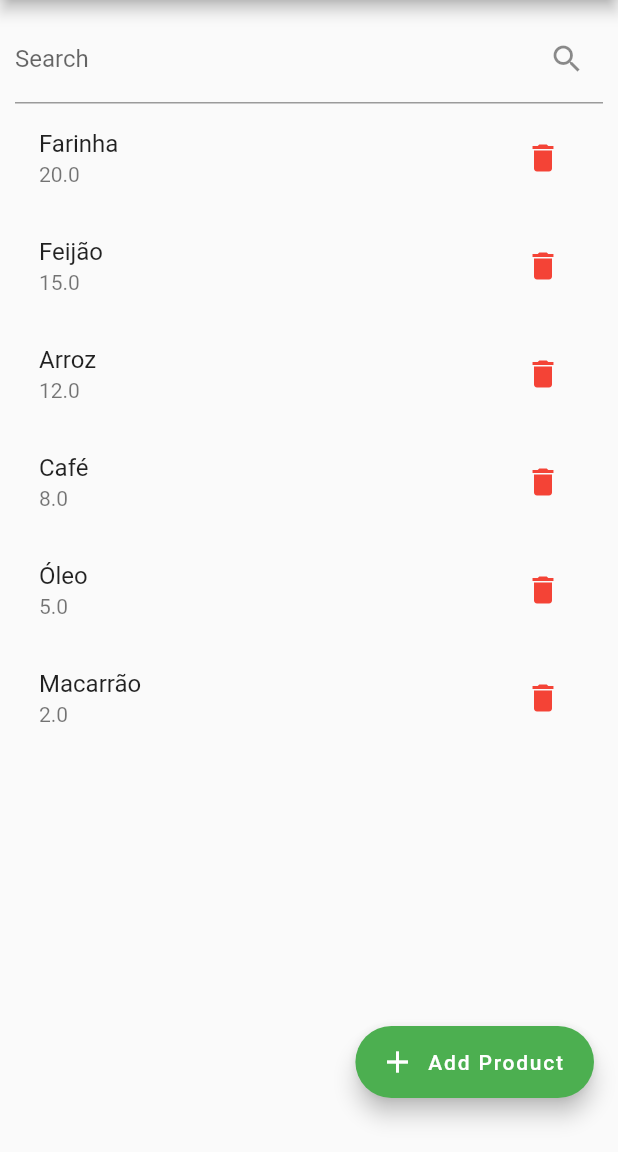
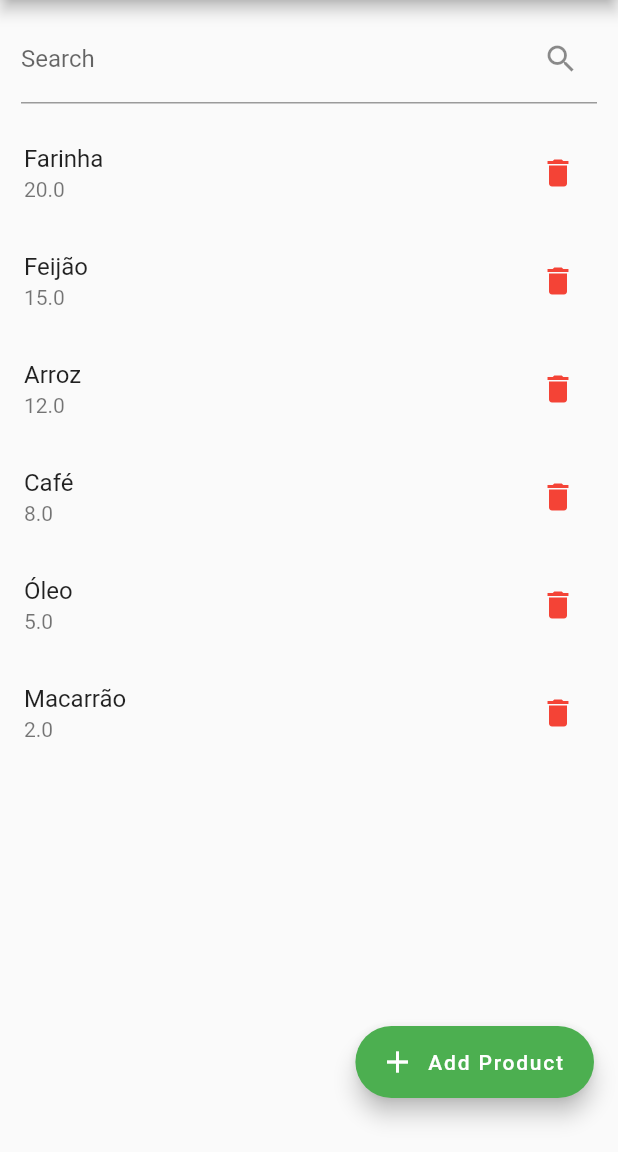
Before and after one commit to davidfffelix/marketlist, a Flutter app: the screen it shows after launch, on a phone screen of 412 x 824 dp, the part 84-1236 px from its top. Run offline on Flutter 3.47's test engine with Material 2 defaults, Android fonts, the phone set to English and light mode, and no system bars; our stand-ins replace get.

Commit message:
Update filter of products

```diff
--- a/lib/home_page.dart
+++ b/lib/home_page.dart
@@ -29,15 +29,20 @@ class _HomePageState extends State<HomePage> {
             ),
           ],
         ),
-        body: Padding(
-          padding: const EdgeInsets.all(10),
-          child: Column(
+        body: Column(
           children: [
-              const TextField(
-                decoration: InputDecoration(
+            Padding(
+              padding: const EdgeInsets.symmetric(
+                vertical: 10,
+                horizontal: 14,
+              ),
+              child: TextField(
+                onChanged: (value) => controller.filterProducts(value),
+                decoration: const InputDecoration(
                   labelText: 'Search',
                   suffixIcon: Icon(
                     Icons.search,
+                  ),
                 ),
               ),
             ),
@@ -67,7 +72,6 @@ class _HomePageState extends State<HomePage> {
               ),
             ),
           ],
-          ),
         ),
         floatingActionButton: Padding(
           padding: const EdgeInsets.only(bottom: 20),
--- a/lib/models/product_model.dart
+++ b/lib/models/product_model.dart
@@ -6,4 +6,6 @@ class ProductModel {
     required this.name,
     required this.price,
   });
+
+  toLowerCase() {}
 }
```
Also changed, not shown: lib/home_controller.dart (+14 -1 lines). Lines whose indentation alone changed are shown as unchanged.
